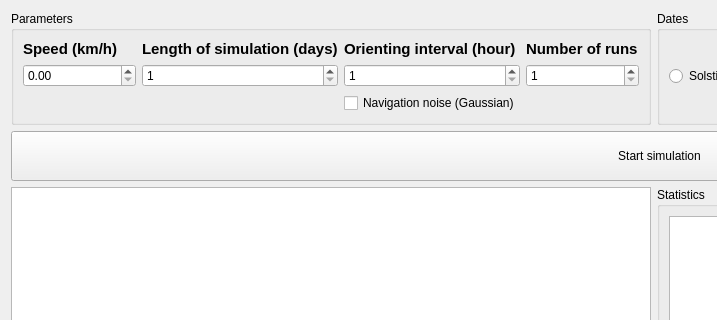
szazdenes/SailingSimulation, file sailingform.ui: the form before one commit; both pictures show x 0 to 717 and y 0 to 320 of the 1319 by 648 pixel window.
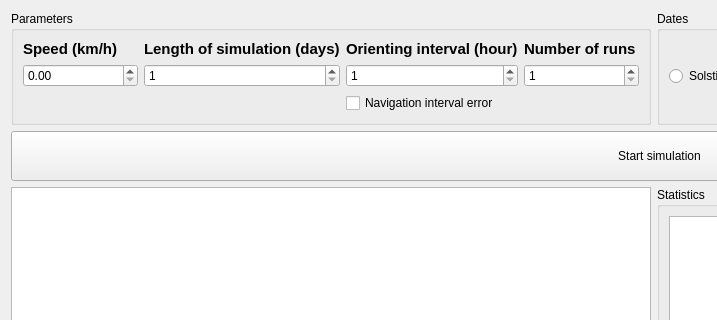
The form after the commit.

```diff
--- a/sailingform.ui
+++ b/sailingform.ui
@@ -119,7 +119,7 @@
       <item row="2" column="2">
        <widget class="QCheckBox" name="noiseCheckBox">
         <property name="text">
-         <string>Navigation noise (Gaussian)</string>
+         <string>Navigation interval error</string>
         </property>
        </widget>
       </item>
```
